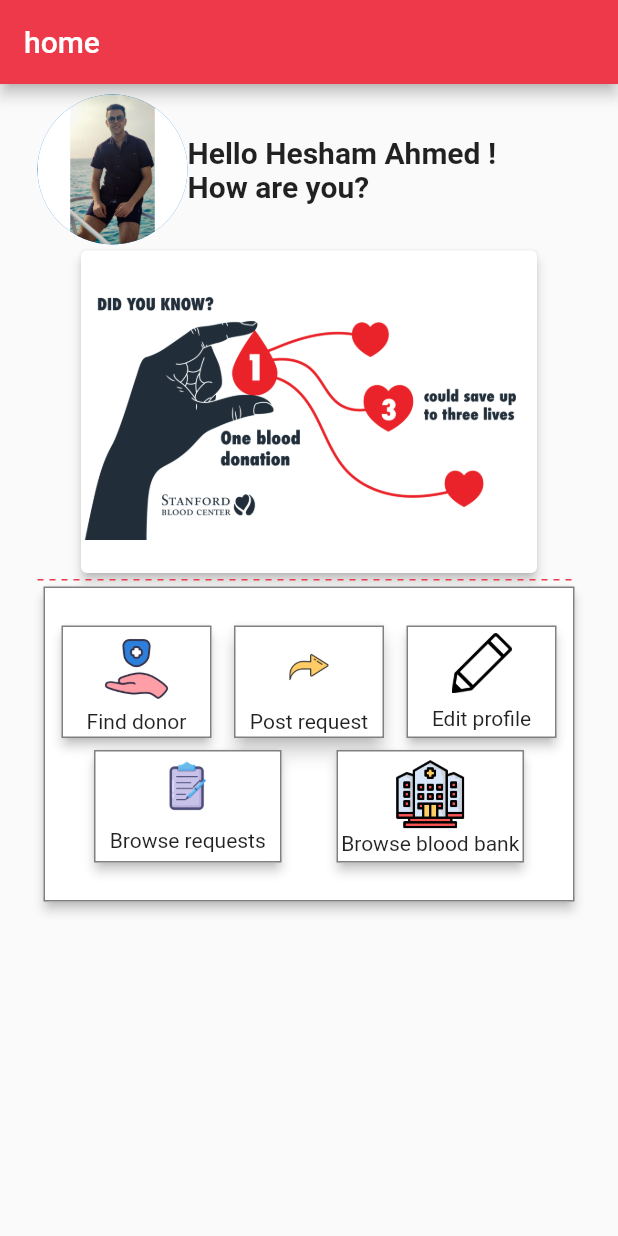
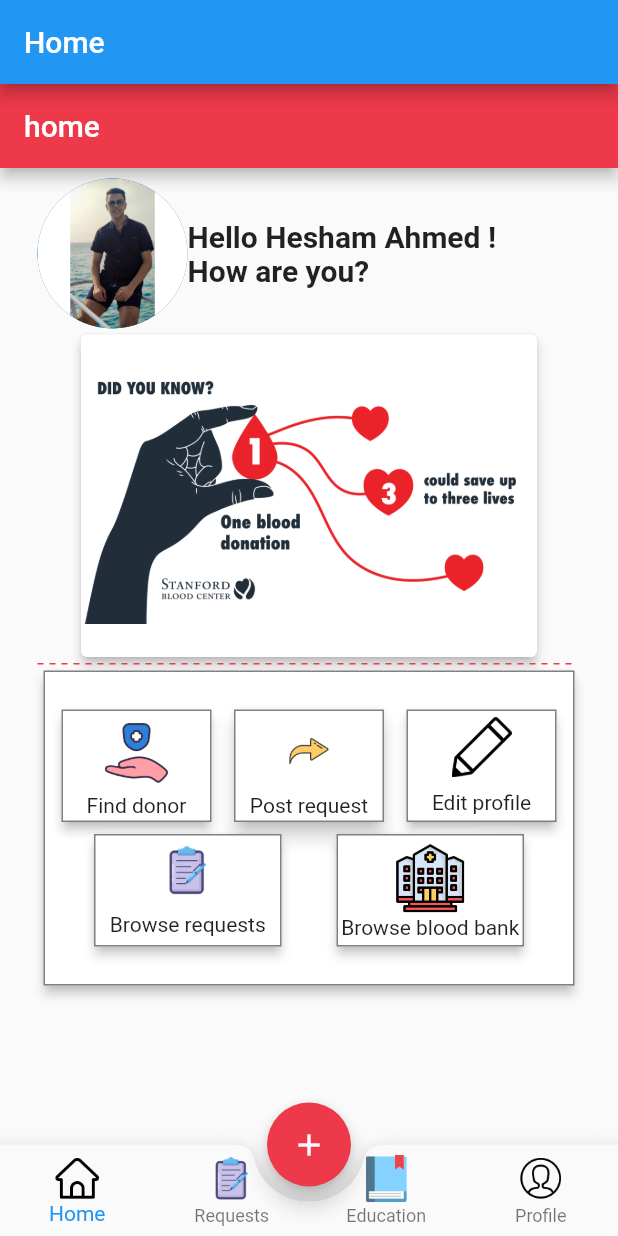
Before and after one commit to nagyghamrawy2/Blood-Donation, a Flutter app: the screen it shows after launch, on a phone screen of 412 x 824 dp. Run offline on Flutter 3.47's test engine with Material 2 defaults, Android fonts, the phone set to English and light mode, and no system bars; drawn by our look-alikes of dotted_line; our stand-ins replace bloc, dio, flutter_bloc, flutter_svg.

```diff
--- a/lib/main.dart
+++ b/lib/main.dart
@@ -1,17 +1,18 @@
 import 'package:blood_bank/layout/home_layout.dart';
 import 'package:blood_bank/modules/Sign_Up_with_gmail/Sign_up_with_gmail.dart';
 import 'package:blood_bank/modules/editProfile/editProfile.dart';
-import 'package:blood_bank/modules/home/home.dart';
 import 'package:blood_bank/modules/myInformation/myInformation.dart';
 import 'package:blood_bank/modules/profile/profile.dart';
 import 'package:blood_bank/modules/request/editRequest.dart';
 import 'package:blood_bank/modules/request/requestScreen.dart';
+import 'package:blood_bank/shared/Network/Remote/dio_helper.dart';
 import 'package:blood_bank/shared/bloc_observer.dart';
 import 'package:flutter/material.dart';
 import 'package:flutter_bloc/flutter_bloc.dart';
 
 void main() {
   Bloc.observer = SimpleBlocObserver();
+  DioHelper.init();
   runApp(const MyApp());
 }
 
@@ -26,9 +27,10 @@ class MyApp extends StatelessWidget {
         floatingActionButtonTheme: FloatingActionButtonThemeData(
           backgroundColor: Color.fromRGBO(237, 57, 74, 1),
         ),
+
       ),
       debugShowCheckedModeBanner: false,
-      home: HomeScreen(),
+      home: HomeLayout(),
     );
   }
 }
--- a/pubspec.yaml
+++ b/pubspec.yaml
@@ -40,6 +40,8 @@ dependencies:
   flutter_svg: ^1.0.3
   intl: ^0.17.0
   dotted_line: ^3.1.0
+  dio: ^4.0.4
+
 dev_dependencies:
   flutter_test:
     sdk: flutter
```
Also changed, not shown: lib/shared/Network/Remote/dio_helper.dart (added, +19 -0 lines), pubspec.lock.
